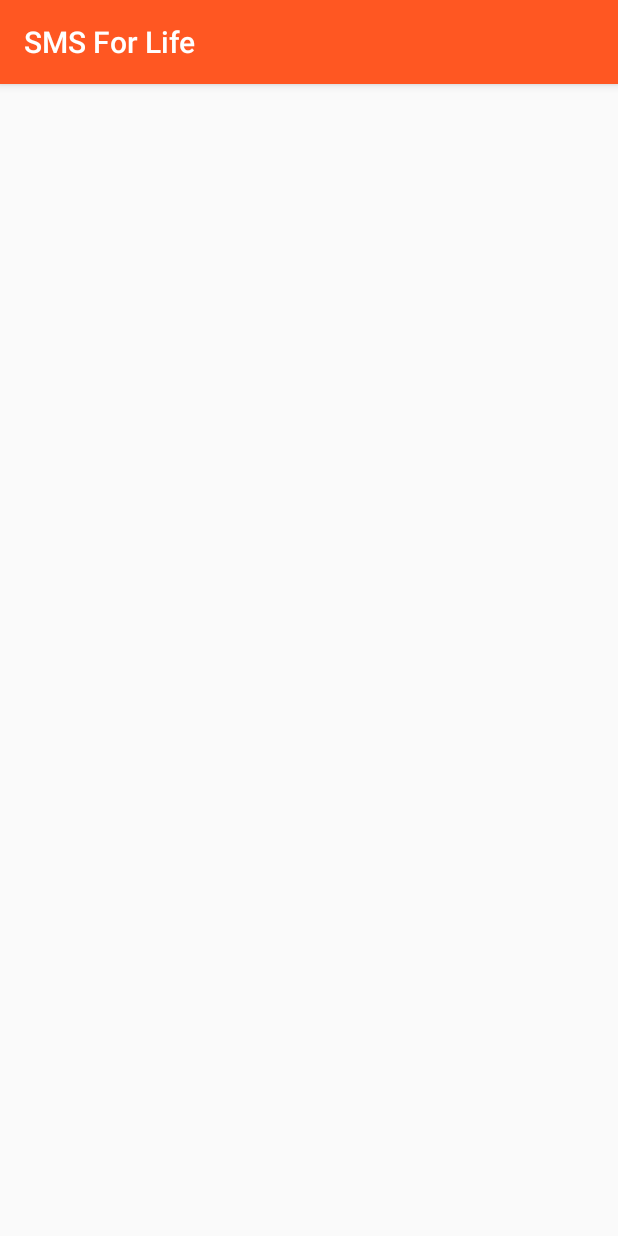
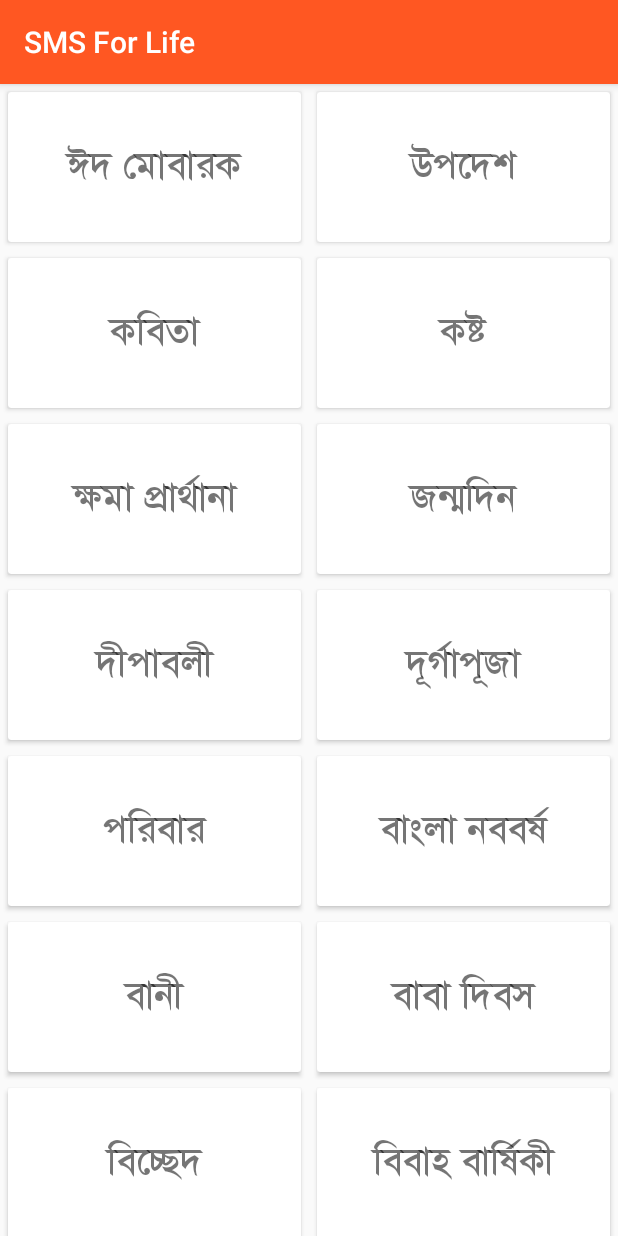
Before and after one commit to extreme-piash/SMSForLife, an Android app: the fragment EnglishSMSFragment shown on its own in the app's theme, on a phone screen of 412 x 824 dp. Run offline under Robolectric (Android 15) with nearby library versions, the phone set to English and light mode, and no system bars.

```diff
--- a/app/src/main/java/mpsoftware/ltd/smsforlife/Adapter/TabViewPagerAdapter.java
+++ b/app/src/main/java/mpsoftware/ltd/smsforlife/Adapter/TabViewPagerAdapter.java
@@ -15,7 +15,6 @@ import mpsoftware.ltd.smsforlife.Fragment.EnglishSMSFragment;
 public class TabViewPagerAdapter extends FragmentStatePagerAdapter {
 
     final int PAGE_COUNT = 2;
-    private String tabTitles[] = new String[] { " বাংলা", "English" };
     private Context context;
 
     public TabViewPagerAdapter(FragmentManager fm, Context context) {
@@ -25,7 +24,7 @@ public class TabViewPagerAdapter extends FragmentStatePagerAdapter {
 
     @Override
     public int getCount() {
-        return tabTitles.length;
+        return 2;
     }
 
     @Override
--- a/app/src/main/java/mpsoftware/ltd/smsforlife/Fragment/BanglaSMSFragment.java
+++ b/app/src/main/java/mpsoftware/ltd/smsforlife/Fragment/BanglaSMSFragment.java
@@ -61,7 +61,7 @@ public class BanglaSMSFragment extends Fragment {
 
                 //getFragmentManager().beginTransaction().replace(R.id.content_main, new BanglaSubFragment()).addToBackStack(null).commit();
                 Fragment fragment = new BanglaSubFragment();
-                FragmentTransaction fragmentTransaction = getFragmentManager().beginTransaction();
+                FragmentTransaction fragmentTransaction = getActivity().getFragmentManager().beginTransaction();
                 fragmentTransaction.replace(R.id.content_main, fragment);
                 fragmentTransaction.addToBackStack(null);
                 fragmentTransaction.commit();
--- a/app/src/main/java/mpsoftware/ltd/smsforlife/Fragment/EnglishSMSFragment.java
+++ b/app/src/main/java/mpsoftware/ltd/smsforlife/Fragment/EnglishSMSFragment.java
@@ -2,12 +2,19 @@ package mpsoftware.ltd.smsforlife.Fragment;
 
 
 import android.app.Fragment;
+import android.app.FragmentTransaction;
 import android.os.Bundle;
+import android.support.v7.widget.GridLayoutManager;
+import android.support.v7.widget.RecyclerView;
 import android.view.LayoutInflater;
 import android.view.View;
 import android.view.ViewGroup;
 import android.widget.TextView;
 
+import java.util.Arrays;
+import java.util.List;
+
+import mpsoftware.ltd.smsforlife.Adapter.SmsDataAdapter;
 import mpsoftware.ltd.smsforlife.R;
 
 
@@ -16,8 +23,10 @@ import mpsoftware.ltd.smsforlife.R;
  */
 public class EnglishSMSFragment extends Fragment {
 
-    private String title;
-    private int page;
+    private RecyclerView mRecyclerViewBangla;
+    private RecyclerView.LayoutManager mLayoutManager;
+    private List<String> mStringList;
+    private SmsDataAdapter mSmsAdapter;
 
     // newInstance constructor for creating fragment with arguments
     public EnglishSMSFragment(){
@@ -31,6 +40,27 @@ public class EnglishSMSFragment extends Fragment {
                              Bundle savedInstanceState) {
         View view = inflater.inflate(R.layout.fragment_second, container, false);
 
+        mRecyclerViewBangla = (RecyclerView)view.findViewById(R.id.recylerViewEnglish);
+
+        mLayoutManager = new GridLayoutManager(getActivity(), 2);
+        mRecyclerViewBangla.setLayoutManager(mLayoutManager);
+        mStringList = Arrays.asList(getResources().getStringArray(R.array.BanglaSMSList));
+        mSmsAdapter = new SmsDataAdapter(getActivity(), mStringList);
+        mRecyclerViewBangla.setAdapter(mSmsAdapter);
+
+        mSmsAdapter.setOnItemClickListener(new SmsDataAdapter.RVClickListener() {
+            @Override
+            public void onItemClick(int position, View v) {
+
+                //getFragmentManager().beginTransaction().replace(R.id.content_main, new BanglaSubFragment()).addToBackStack(null).commit();
+                Fragment fragment = new EnglishSMSFragment();
+                FragmentTransaction fragmentTransaction = getActivity().getFragmentManager().beginTransaction();
+                fragmentTransaction.replace(R.id.content_main, fragment);
+                fragmentTransaction.addToBackStack(null);
+                fragmentTransaction.commit();
+
+            }
+        });
         return view;
     }
 
--- a/app/src/main/res/layout/fragment_second.xml
+++ b/app/src/main/res/layout/fragment_second.xml
@@ -5,5 +5,8 @@
     android:orientation="vertical"
     tools:context="mpsoftware.ltd.smsforlife.Fragment.EnglishSMSFragment">
 
-
+    <android.support.v7.widget.RecyclerView
+        android:layout_width="match_parent"
+        android:layout_height="wrap_content"
+        android:id="@+id/recylerViewEnglish"></android.support.v7.widget.RecyclerView>
 </LinearLayout>
```
Also changed, not shown: app/src/main/java/mpsoftware/ltd/smsforlife/Fragment/EnglishSubFragment.java (added, +48 -0 lines), app/src/main/java/mpsoftware/ltd/smsforlife/Fragment/MainContentFragment.java (+4 -3 lines), app/src/main/res/layout/fragment_english_sub.xml (added, +12 -0 lines).
